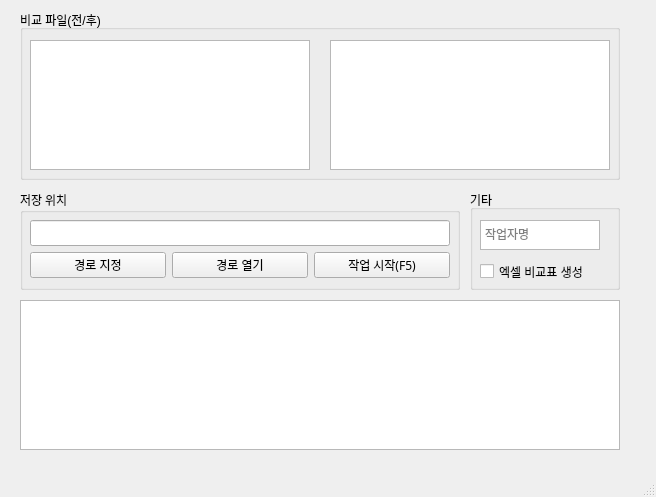
Qt form main.ui (Fentanest/Word-Compare) before a commit.
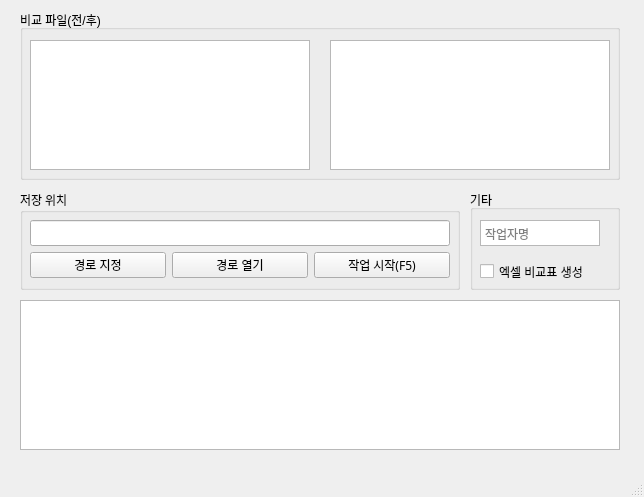
The same form after that commit. Icons and pictures are not drawn.

Patch:
```diff
--- a/main.ui
+++ b/main.ui
@@ -6,14 +6,20 @@
    <rect>
     <x>0</x>
     <y>0</y>
-    <width>656</width>
+    <width>644</width>
     <height>497</height>
    </rect>
   </property>
   <property name="minimumSize">
    <size>
-    <width>532</width>
-    <height>461</height>
+    <width>644</width>
+    <height>497</height>
+   </size>
+  </property>
+  <property name="maximumSize">
+   <size>
+    <width>644</width>
+    <height>497</height>
    </size>
   </property>
   <property name="windowTitle">
@@ -234,7 +240,7 @@
       <rect>
        <x>10</x>
        <y>70</y>
-       <width>111</width>
+       <width>130</width>
        <height>23</height>
       </rect>
      </property>
@@ -251,7 +257,7 @@
        <x>10</x>
        <y>30</y>
        <width>120</width>
-       <height>30</height>
+       <height>26</height>
       </rect>
      </property>
      <property name="placeholderText">
```
Left out of the diff: 4 changed lines with no effect on the pictures.
